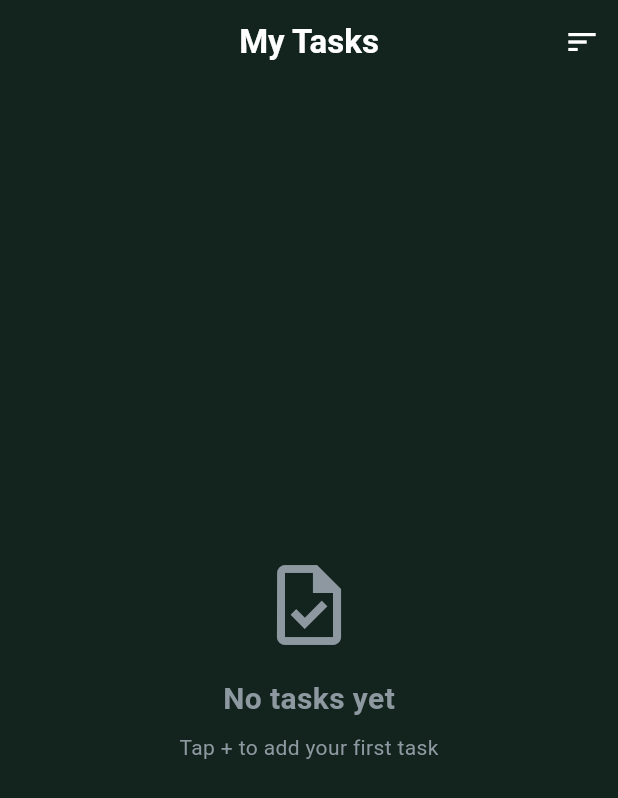
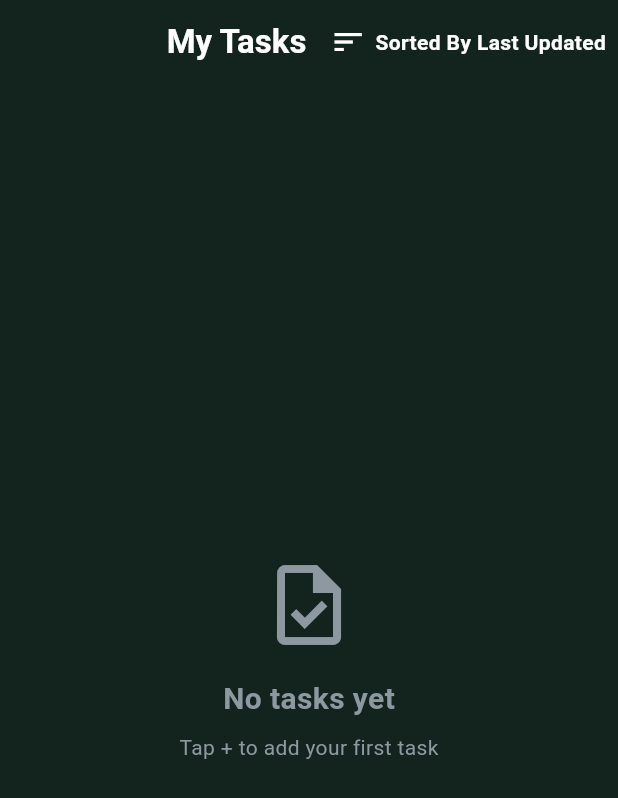
Before and after one commit to IzenAbbas/auto_routine, a Flutter app: the _HomeBody screen opened directly with empty values, on a phone screen of 412 x 824 dp. Shown: the top 798 px of the screen. Run offline on Flutter 3.47's test engine with Material 3 defaults, Android fonts, the phone set to English and light mode, and no system bars; our stand-ins replace cloud_firestore, firebase_auth, firebase_core, font_awesome_flutter; accounts and stored records are empty.

Commit message:
Refactor sorting UI

```diff
--- a/lib/home.dart
+++ b/lib/home.dart
@@ -10,8 +10,8 @@ import 'package:flutter/material.dart';
 import 'package:intl/intl.dart';
 
 enum SortOption {
+  priority('Priority'),
   dueDate('Due Date'),
-  priority('Priority'),
   lastUpdated('Last Updated');
 
   final String label;
@@ -219,12 +219,17 @@ class _HomeBodyState extends State<_HomeBody> {
         actions: _isSelecting
             ? [
                 ElevatedButton.icon(
-                  label: const Text('Select All'),
-                  icon: const Icon(Icons.select_all),
+                  label: Text(
+                    'Select All',
+                    style: TextStyle(
+                      color: widget.isLight ? primaryText[0] : primaryText[1],
+                    ),
+                  ),
+                  icon: Icon(
+                    Icons.select_all,
+                    color: widget.isLight ? primaryText[0] : primaryText[1],
+                  ),
                   style: ElevatedButton.styleFrom(
-                    foregroundColor: widget.isLight
-                        ? primaryText[0]
-                        : primaryText[1],
                     backgroundColor: widget.isLight
                         ? appBackground[0]
                         : appBackground[1],
@@ -239,10 +244,6 @@ class _HomeBodyState extends State<_HomeBody> {
               ]
             : [
                 PopupMenuButton<SortOption>(
-                  icon: Icon(
-                    Icons.sort,
-                    color: widget.isLight ? primaryText[0] : primaryText[1],
-                  ),
                   tooltip: 'Sort by',
                   color: widget.isLight ? appBackground[0] : appBackground[1],
                   onSelected: (value) {
@@ -277,6 +278,27 @@ class _HomeBodyState extends State<_HomeBody> {
                       ),
                     );
                   }).toList(),
+                  child: Row(
+                    mainAxisSize: MainAxisSize.min,
+                    children: [
+                      Icon(
+                        Icons.sort,
+                        color: widget.isLight ? primaryText[0] : primaryText[1],
+                      ),
+                      const SizedBox(width: 6),
+                      Text(
+                        'Sorted By ${_sortBy.label}',
+                        style: TextStyle(
+                          fontSize: 14,
+                          fontWeight: FontWeight.w600,
+                          color: widget.isLight
+                              ? primaryText[0]
+                              : primaryText[1],
+                        ),
+                      ),
+                      const SizedBox(width: 8),
+                    ],
+                  ),
                 ),
               ],
       ),
```
